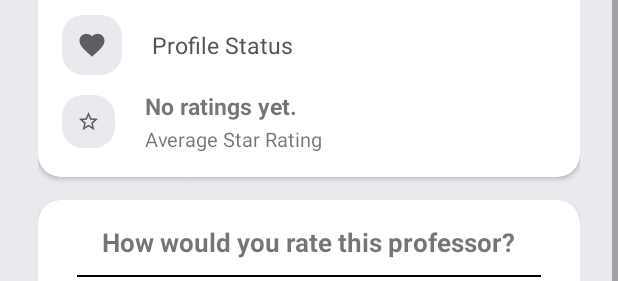
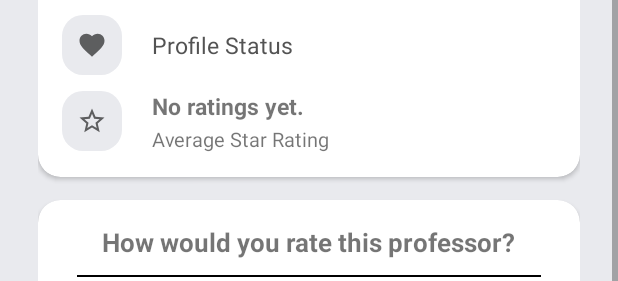
Before and after one commit to asen4/SmartPlanner, an Android app: the layout activity_person_profile.xml on its own in the app's theme, with its tools: preview values and no code run, on a phone screen of 412 x 824 dp. Shown: the part 615-896 px from the top of the screen. Run offline under Robolectric (Android 15) with nearby library versions, the phone set to English and light mode, and no system bars.

Commit message:
Initial Commit

```diff
--- a/app/build.gradle
+++ b/app/build.gradle
@@ -9,8 +9,8 @@ android {
         applicationId "com.anubhav.assignmentsfeed"
         minSdkVersion 28
         targetSdkVersion 31
-        versionCode 3
-        versionName "3.0"
+        versionCode 4
+        versionName "4.0"
 
         testInstrumentationRunner "androidx.test.runner.AndroidJUnitRunner"
     }
--- a/app/src/main/res/drawable/ic_baseline_star_border_35.xml
+++ b/app/src/main/res/drawable/ic_baseline_star_border_40.xml
@@ -1,5 +1,5 @@
-<vector android:height="35dp" android:tint="?attr/colorControlNormal"
+<vector android:height="40dp" android:tint="?attr/colorControlNormal"
     android:viewportHeight="24" android:viewportWidth="24"
-    android:width="35dp" xmlns:android="http://schemas.android.com/apk/res/android">
+    android:width="40dp" xmlns:android="http://schemas.android.com/apk/res/android">
     <path android:fillColor="@android:color/white" android:pathData="M22,9.24l-7.19,-0.62L12,2 9.19,8.63 2,9.24l5.46,4.73L5.82,21 12,17.27 18.18,21l-1.63,-7.03L22,9.24zM12,15.4l-3.76,2.27 1,-4.28 -3.32,-2.88 4.38,-0.38L12,6.1l1.71,4.04 4.38,0.38 -3.32,2.88 1,4.28L12,15.4z"/>
 </vector>
--- a/app/src/main/res/layout/activity_person_profile.xml
+++ b/app/src/main/res/layout/activity_person_profile.xml
@@ -217,11 +217,11 @@
                                 android:paddingEnd="8dp">
 
                                 <ImageView
-                                    android:layout_width="35dp"
-                                    android:layout_height="35dp"
+                                    android:layout_width="40dp"
+                                    android:layout_height="40dp"
                                     android:background="@drawable/circular_grey_bordersolid"
                                     android:padding="10dp"
-                                    android:src="@drawable/ic_baseline_star_border_35" />
+                                    android:src="@drawable/ic_baseline_star_border_40" />
 
                                 <LinearLayout
                                     android:layout_width="wrap_content"
```
